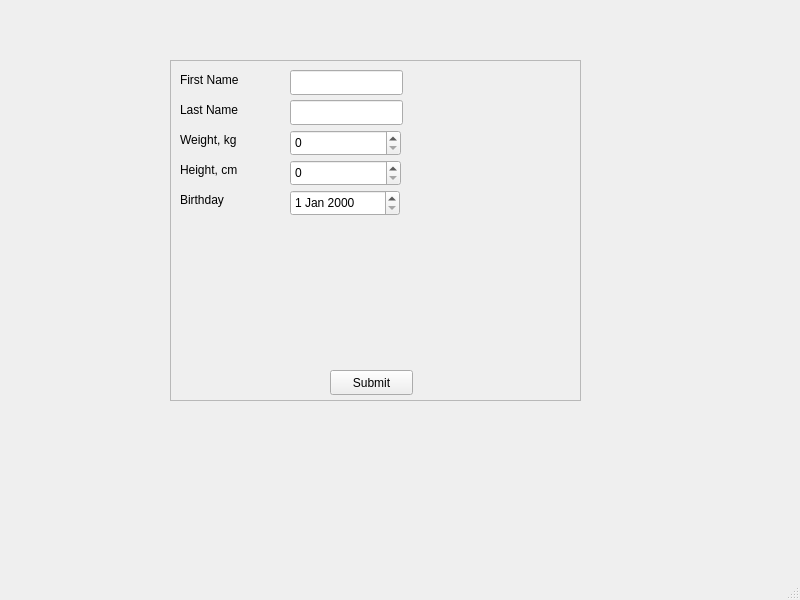
Qt form mainwindow.ui (hakankhan/team28comp3004) before a commit.
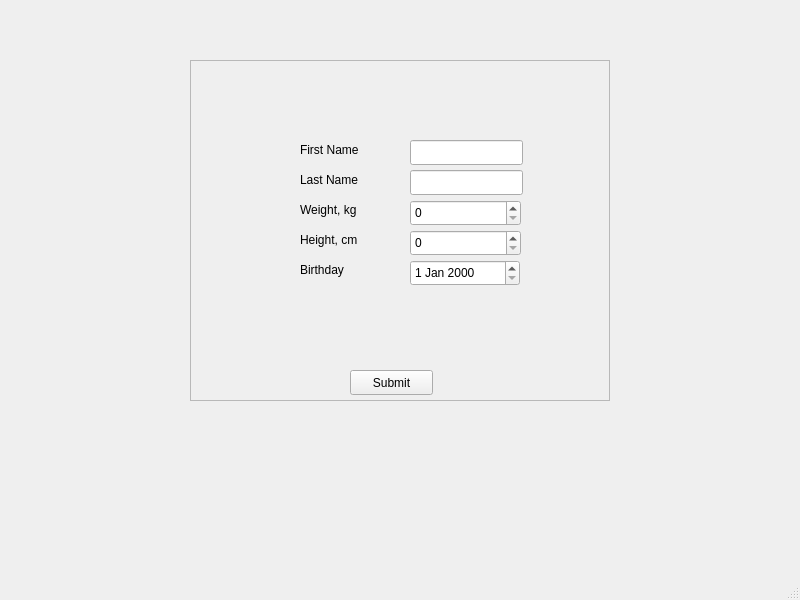
The same form after that commit. The open tabs and pages were chosen to show the change.

Diff of the .ui file:
```diff
--- a/mainwindow.ui
+++ b/mainwindow.ui
@@ -30,9 +30,9 @@
      <widget class="QFrame" name="frame">
       <property name="geometry">
        <rect>
-        <x>170</x>
+        <x>190</x>
         <y>60</y>
-        <width>411</width>
+        <width>420</width>
         <height>341</height>
        </rect>
       </property>
@@ -45,8 +45,8 @@
       <widget class="QLineEdit" name="firstName">
        <property name="geometry">
         <rect>
-         <x>120</x>
-         <y>10</y>
+         <x>220</x>
+         <y>80</y>
          <width>113</width>
          <height>25</height>
         </rect>
@@ -55,8 +55,8 @@
       <widget class="QLineEdit" name="lastName">
        <property name="geometry">
         <rect>
-         <x>120</x>
-         <y>40</y>
+         <x>220</x>
+         <y>110</y>
          <width>113</width>
          <height>25</height>
         </rect>
@@ -65,8 +65,8 @@
       <widget class="QLabel" name="label">
        <property name="geometry">
         <rect>
-         <x>10</x>
-         <y>10</y>
+         <x>110</x>
+         <y>80</y>
          <width>101</width>
          <height>20</height>
         </rect>
@@ -78,8 +78,8 @@
       <widget class="QLabel" name="label_2">
        <property name="geometry">
         <rect>
-         <x>10</x>
-         <y>40</y>
+         <x>110</x>
+         <y>110</y>
          <width>101</width>
          <height>20</height>
         </rect>
@@ -91,8 +91,8 @@
       <widget class="QLabel" name="label_3">
        <property name="geometry">
         <rect>
-         <x>10</x>
-         <y>70</y>
+         <x>110</x>
+         <y>140</y>
          <width>101</width>
          <height>20</height>
         </rect>
@@ -104,8 +104,8 @@
       <widget class="QLabel" name="label_4">
        <property name="geometry">
         <rect>
-         <x>10</x>
-         <y>100</y>
+         <x>110</x>
+         <y>170</y>
          <width>101</width>
          <height>20</height>
         </rect>
@@ -117,8 +117,8 @@
       <widget class="QLabel" name="label_5">
        <property name="geometry">
         <rect>
-         <x>10</x>
-         <y>130</y>
+         <x>110</x>
+         <y>200</y>
          <width>101</width>
          <height>20</height>
         </rect>
@@ -130,8 +130,8 @@
       <widget class="QSpinBox" name="weight">
        <property name="geometry">
         <rect>
-         <x>120</x>
-         <y>70</y>
+         <x>220</x>
+         <y>140</y>
          <width>111</width>
          <height>26</height>
         </rect>
@@ -140,8 +140,8 @@
       <widget class="QSpinBox" name="height">
        <property name="geometry">
         <rect>
-         <x>120</x>
-         <y>100</y>
+         <x>220</x>
+         <y>170</y>
          <width>111</width>
          <height>26</height>
         </rect>
@@ -150,8 +150,8 @@
       <widget class="QDateEdit" name="birthday">
        <property name="geometry">
         <rect>
-         <x>120</x>
-         <y>130</y>
+         <x>220</x>
+         <y>200</y>
          <width>110</width>
          <height>26</height>
         </rect>
```
Left out of the diff: 28 changed lines with no effect on the pictures.
